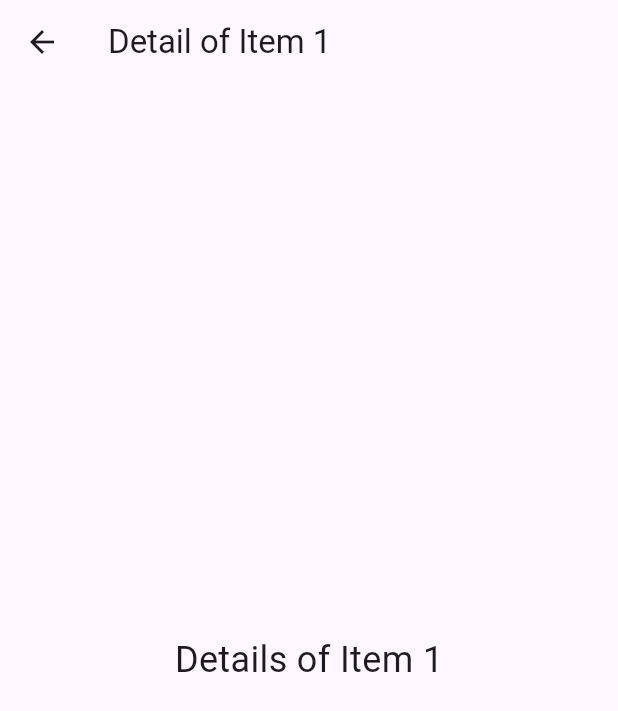
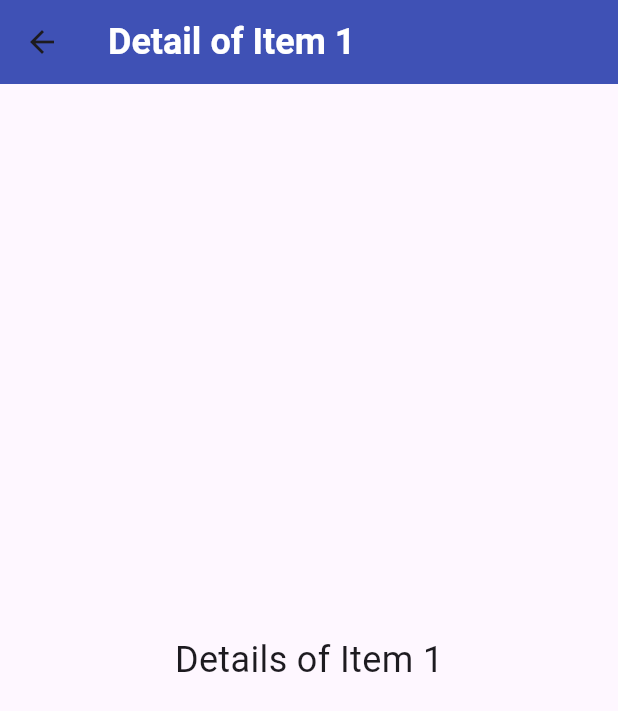
Before and after one commit to iqbal-hossain-01/flutter_practices, a Flutter app: the screen it shows after launch, after a tap on an icon or button, on a phone screen of 412 x 824 dp. Shown: the top 711 px of the screen. Run offline on Flutter 3.47's test engine with Material 3 defaults, Android fonts, the phone set to English and light mode, and no system bars.

Commit message:
using-provider-light-dark-theme-added

```diff
--- a/lib/main.dart
+++ b/lib/main.dart
@@ -1,8 +1,17 @@
 import 'package:flutter/material.dart';
 import 'package:flutter_practice_by_flutter_docs/pages/home_screen.dart';
+import 'package:flutter_practice_by_flutter_docs/providers/theme_provider.dart';
+import 'package:flutter_practice_by_flutter_docs/themes/dark_theme.dart';
+import 'package:flutter_practice_by_flutter_docs/themes/light_theme.dart';
+import 'package:provider/provider.dart';
 
 void main() {
-  runApp(const MyApp());
+  runApp(
+    ChangeNotifierProvider(
+      create: (context) => ThemeProvider(),
+      child: const MyApp(),
+    ),
+  );
 }
 
 class MyApp extends StatelessWidget {
@@ -10,18 +19,17 @@ class MyApp extends StatelessWidget {
 
   @override
   Widget build(BuildContext context) {
+    final themeProvider = Provider.of<ThemeProvider>(context);
+
     return MaterialApp(
       debugShowCheckedModeBanner: false,
-
       title: "Beautiful AppBar with Tabs",
 
-      theme: ThemeData(
-        primarySwatch: Colors.indigo,
-      ),
+      themeMode: themeProvider.themeMode, // Use theme mode from provider
 
+      theme: lightTheme,
+      darkTheme: darkTheme,
       home: const HomeScreen(),
-
-
     );
   }
 }
--- a/lib/pages/home_screen.dart
+++ b/lib/pages/home_screen.dart
@@ -1,13 +1,16 @@
 import 'package:flutter/material.dart';
+import 'package:flutter_practice_by_flutter_docs/providers/theme_provider.dart';
 import 'package:flutter_practice_by_flutter_docs/utils/favorites_tab.dart';
 import 'package:flutter_practice_by_flutter_docs/utils/home_tab.dart';
 import 'package:flutter_practice_by_flutter_docs/utils/trending_tab.dart';
+import 'package:provider/provider.dart';
 
 class HomeScreen extends StatelessWidget {
   const HomeScreen({super.key});
 
   @override
   Widget build(BuildContext context) {
+    final themeProvider = Provider.of<ThemeProvider>(context);
     final List<String> items = List.generate(
       20,
       (index) => "Item ${index + 1}",
@@ -22,9 +25,17 @@ class HomeScreen extends StatelessWidget {
             style: TextStyle(
               fontWeight: FontWeight.bold,
               fontSize: 24,
-              color: Colors.white,
+              //color: Colors.white,
             ),
           ),
+          actions: [
+            Switch(
+              value: themeProvider.isDarkMode,
+              onChanged: (value) {
+                themeProvider.toggleTheme(value);
+              },
+            ),
+          ],
           flexibleSpace: Container(
             decoration: const BoxDecoration(
               gradient: LinearGradient(
--- /dev/null
+++ b/lib/providers/theme_provider.dart
@@ -0,0 +1,15 @@
+
+import 'package:flutter/material.dart';
+
+class ThemeProvider extends ChangeNotifier {
+  ThemeMode _themeMode = ThemeMode.system;
+
+  ThemeMode get themeMode => _themeMode;
+
+  bool get isDarkMode => _themeMode == ThemeMode.dark;
+
+  void toggleTheme(bool isOn) {
+    _themeMode = isOn ? ThemeMode.dark : ThemeMode.light;
+    notifyListeners();
+  }
+}
--- /dev/null
+++ b/lib/themes/dark_theme.dart
@@ -0,0 +1,26 @@
+import 'package:flutter/material.dart';
+
+ThemeData darkTheme = ThemeData(
+  brightness: Brightness.dark, // Dark mode
+  primarySwatch: Colors.indigo,
+  appBarTheme: const AppBarTheme(
+    backgroundColor: Colors.black,
+    titleTextStyle: TextStyle(
+      color: Colors.white,
+      fontSize: 24,
+      fontWeight: FontWeight.bold,
+    ),
+  ),
+  tabBarTheme: TabBarTheme(
+    labelColor: Colors.indigoAccent,
+    unselectedLabelColor: Colors.grey[400],
+    indicator: const BoxDecoration(
+      border: Border(
+        bottom: BorderSide(
+          color: Colors.indigoAccent,
+          width: 4,
+        ),
+      ),
+    ),
+  ),
+);
--- /dev/null
+++ b/lib/themes/light_theme.dart
@@ -0,0 +1,28 @@
+import 'package:flutter/material.dart';
+
+ThemeData lightTheme = ThemeData(
+  primarySwatch: Colors.indigo,
+  brightness: Brightness.light, // Light mode
+
+  appBarTheme: const AppBarTheme(
+    backgroundColor: Colors.indigo,
+    titleTextStyle: TextStyle(
+      color: Colors.white,
+      fontSize: 24,
+      fontWeight: FontWeight.bold,
+    ),
+  ),
+
+  tabBarTheme: TabBarTheme(
+    labelColor: Colors.white,
+    unselectedLabelColor: Colors.grey[400],
+    indicator: const BoxDecoration(
+      border: Border(
+        bottom: BorderSide(
+          color: Colors.white,
+          width: 4,
+        ),
+      ),
+    ),
+  ),
+);
--- a/pubspec.yaml
+++ b/pubspec.yaml
@@ -35,6 +35,8 @@ dependencies:
   # The following adds the Cupertino Icons font to your application.
   # Use with the CupertinoIcons class for iOS style icons.
   cupertino_icons: ^1.0.8
+  provider:
+  shared_preferences:
 
 dev_dependencies:
   flutter_test:
```
Also changed, not shown: pubspec.lock, 1 other file.
